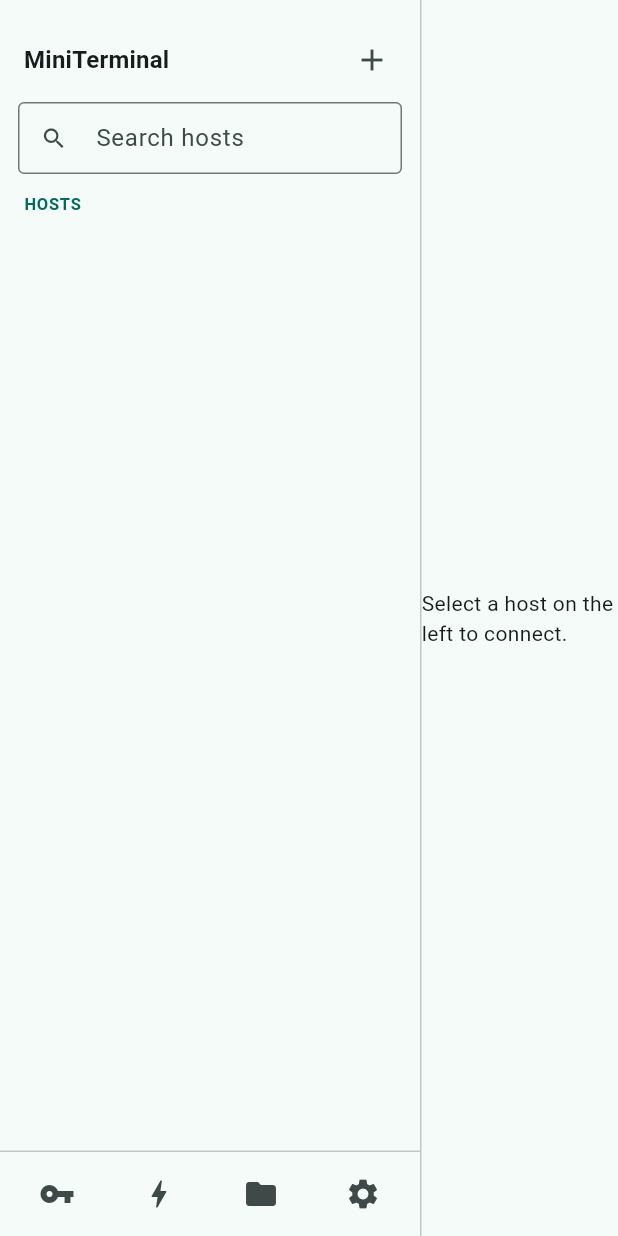
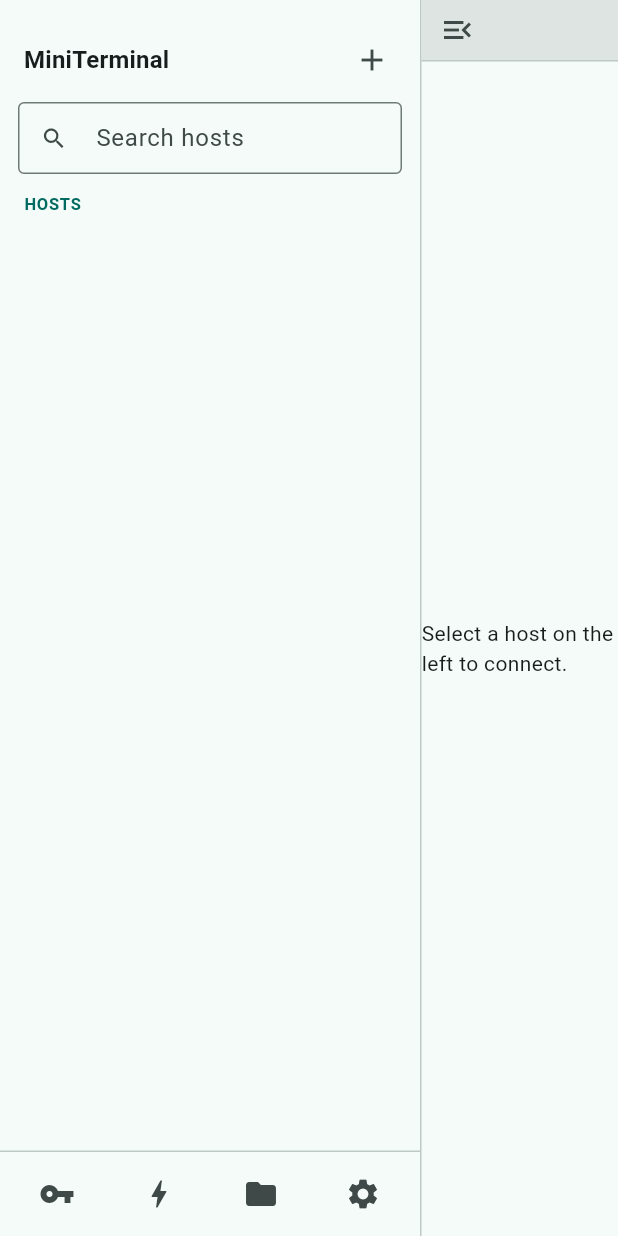
Before and after one commit to baidongli/miniTerminal, a Flutter app: the DesktopShell screen opened directly, on a phone screen of 412 x 824 dp. Run offline on Flutter 3.47's test engine with Material 3 defaults, Android fonts, the phone set to English and light mode, and no system bars; our stand-ins replace flutter_secure_storage, local_auth, shared_preferences; missing offline and left inert: cryptography, dartssh2, file_selector, xterm; accounts and stored records are empty.

Commit message:
Add collapsible sidebar to desktop shell
A persistent toggle in the right-side top bar shows/hides the left
hosts/sessions sidebar; refactored the tab strip into a top bar.

https://claude.ai/code/session_01MfbQQz4Qnsb2spS2n8pcNq

```diff
--- a/lib/screens/desktop/desktop_shell.dart
+++ b/lib/screens/desktop/desktop_shell.dart
@@ -28,6 +28,7 @@ class _DesktopShellState extends State<DesktopShell> {
   String _query = '';
   String? _selectedId;
   bool _loading = true;
+  bool _sidebarVisible = true;
 
   @override
   void initState() {
@@ -92,8 +93,10 @@ class _DesktopShellState extends State<DesktopShell> {
     return Scaffold(
       body: Row(
         children: [
+          if (_sidebarVisible) ...[
             SizedBox(width: 280, child: _sidebar(manager)),
             const VerticalDivider(width: 1),
+          ],
           Expanded(child: _sessionArea(manager, selected)),
         ],
       ),
@@ -232,14 +235,17 @@ class _DesktopShellState extends State<DesktopShell> {
   }
 
   Widget _sessionArea(SessionManager manager, TerminalSession? selected) {
-    if (selected == null) {
-      return const Center(
-        child: Text('Select a host on the left to connect.'),
-      );
-    }
     return Column(
       children: [
-        _tabStrip(manager, selected),
+        _topBar(manager, selected),
+        const Divider(height: 1),
+        if (selected == null)
+          const Expanded(
+            child: Center(
+              child: Text('Select a host on the left to connect.'),
+            ),
+          )
+        else ...[
           _actionBar(manager, selected),
           const Divider(height: 1),
           Expanded(
@@ -249,17 +255,33 @@ class _DesktopShellState extends State<DesktopShell> {
             ),
           ),
         ],
+      ],
     );
   }
 
-  Widget _tabStrip(SessionManager manager, TerminalSession selected) {
+  Widget _topBar(SessionManager manager, TerminalSession? selected) {
     return Container(
       height: 40,
       color: Theme.of(context).colorScheme.surfaceContainerHighest,
-      child: ListView(
+      child: Row(
+        children: [
+          IconButton(
+            tooltip: _sidebarVisible ? 'Hide sidebar' : 'Show sidebar',
+            icon: Icon(_sidebarVisible ? Icons.menu_open : Icons.menu),
+            onPressed: () =>
+                setState(() => _sidebarVisible = !_sidebarVisible),
+          ),
+          Expanded(child: _tabs(manager, selected)),
+        ],
+      ),
+    );
+  }
+
+  Widget _tabs(SessionManager manager, TerminalSession? selected) {
+    return ListView(
       scrollDirection: Axis.horizontal,
       children: manager.sessions.map((s) {
-          final active = s.id == selected.id;
+        final active = selected != null && s.id == selected.id;
           return InkWell(
             onTap: () => setState(() => _selectedId = s.id),
             child: Container(
@@ -293,7 +315,6 @@ class _DesktopShellState extends State<DesktopShell> {
             ),
           );
         }).toList(),
-      ),
     );
   }
 
```
Also changed, not shown: 1 other file. Lines whose indentation alone changed are shown as unchanged.
